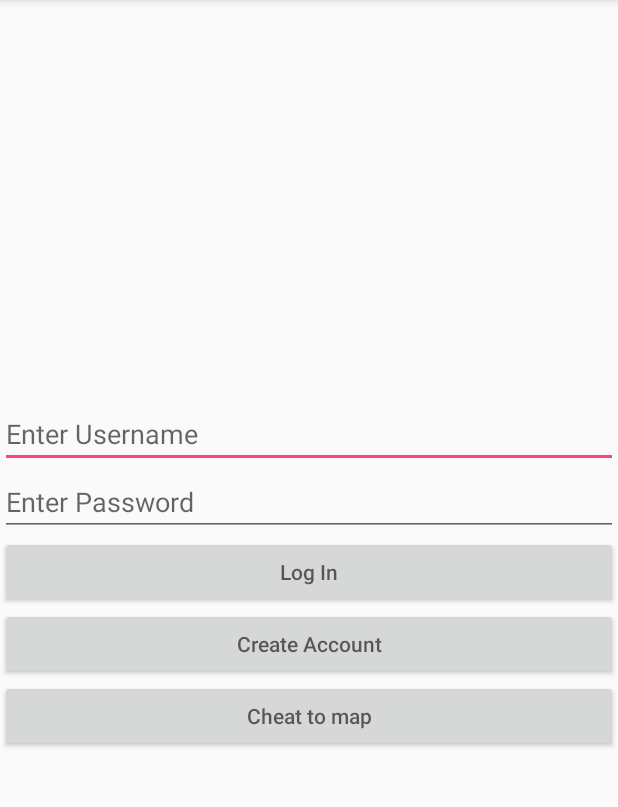
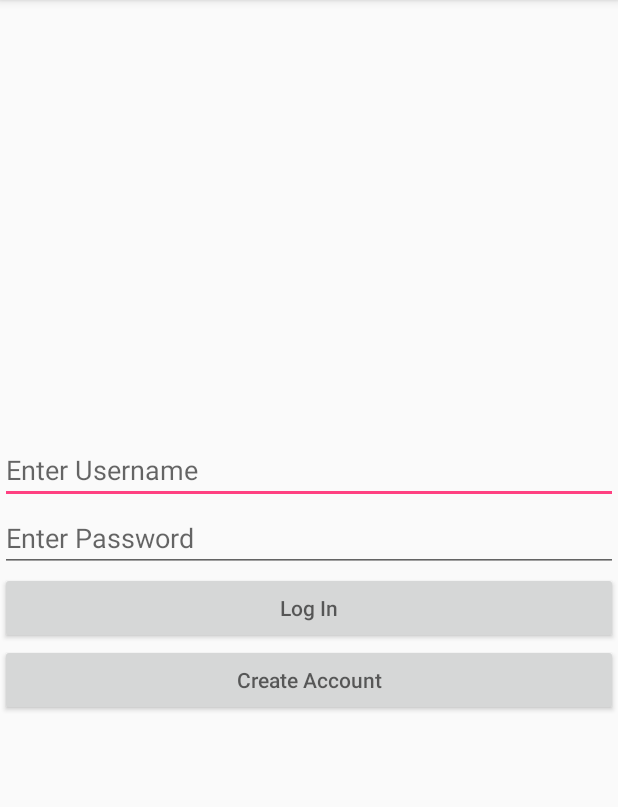
Before and after one commit to lhsrebel72/Park_King-Build_06, an Android app: the screen it shows after launch (MainActivity), on a phone screen of 412 x 824 dp, the part 84-891 px from its top. Run offline under Robolectric (Android 15) with nearby library versions, the phone set to English and light mode, and no system bars.

Commit message:
I organized the functions to work in the correct order

```diff
--- a/app/src/main/java/com/example/maupi/parkking/CreateAccount.java
+++ b/app/src/main/java/com/example/maupi/parkking/CreateAccount.java
@@ -28,6 +28,10 @@ public class CreateAccount extends AppCompatActivity {
                 onSignUpClick(view);
             }
         });
+    }
+    public void getPaymentInfo(){
+        Intent intent = new Intent(this, getPaymentInfo.class);
+        startActivity(intent);
     }
 
     // Functions that needs to be called after the user submits his new account information
@@ -77,6 +81,7 @@ public class CreateAccount extends AppCompatActivity {
                     helper.insertContact(c);
                     Toast pass = Toast.makeText(CreateAccount.this, "congratulations, successfully created the new account", Toast.LENGTH_SHORT);
                     pass.show();
+                    getPaymentInfo();
                 } else{
 
                     Toast unique =  Toast.makeText(CreateAccount.this, "Username already exists", Toast.LENGTH_SHORT);
--- a/app/src/main/java/com/example/maupi/parkking/MainActivity.java
+++ b/app/src/main/java/com/example/maupi/parkking/MainActivity.java
@@ -13,7 +13,7 @@ public class MainActivity extends AppCompatActivity {
 
     private Button AccBtn;
     private Button Login;
-    private Button MapBtn;
+   // private Button MapBtn;
     DatabaseHelper helper = new DatabaseHelper(this);
 
     @Override
@@ -43,16 +43,16 @@ public class MainActivity extends AppCompatActivity {
             }
         });
 
-        MapBtn = (Button) findViewById(R.id.MapBtn);
+      //  MapBtn = (Button) findViewById(R.id.MapBtn);
 
-        MapBtn.setOnClickListener(new View.OnClickListener()
+        /*MapBtn.setOnClickListener(new View.OnClickListener()
         {
             @Override
             public void onClick(View view)
             {
                 goToMap();
             }
-        });
+        });*/
 
     }
     public void goToMap()
@@ -83,7 +83,7 @@ public class MainActivity extends AppCompatActivity {
             Toast success =  Toast.makeText(MainActivity.this, "congratulations, logged in successfully", Toast.LENGTH_SHORT);
             success.show();
             helper.userName = userName;
-            getPaymentInfo();
+            goToMap();
         } else{
             Toast failure =  Toast.makeText(MainActivity.this, "Sorry, wrong username or password", Toast.LENGTH_SHORT);
             failure.show();
@@ -93,10 +93,10 @@ public class MainActivity extends AppCompatActivity {
     }
 
 
-    public void getPaymentInfo(){
+  /*  public void getPaymentInfo(){
         Intent intent = new Intent(this, getPaymentInfo.class);
         startActivity(intent);
-    }
+    }*/
 
 
 
--- a/app/src/main/res/layout/activity_main.xml
+++ b/app/src/main/res/layout/activity_main.xml
@@ -36,12 +36,7 @@
             android:layout_height="wrap_content"
             android:hint="Create Account"
             android:onClick="goToCreatAccount"/>
-        <Button
-            android:id="@+id/MapBtn"
-            android:layout_width="match_parent"
-            android:layout_height="wrap_content"
-            android:hint="Cheat to map"
-            android:onClick="goToMap"/>
+
 
     </android.widget.LinearLayout>
 
```
Also changed, not shown: app/src/main/java/com/example/maupi/parkking/getPaymentInfo.java (+7 -1 lines).
